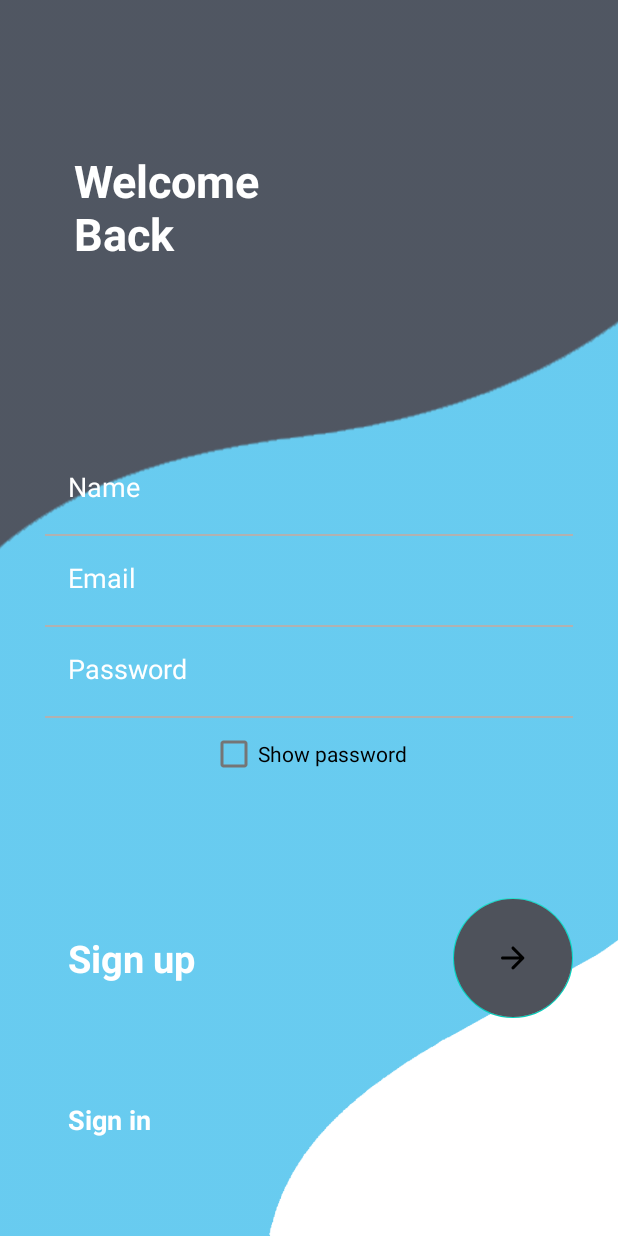
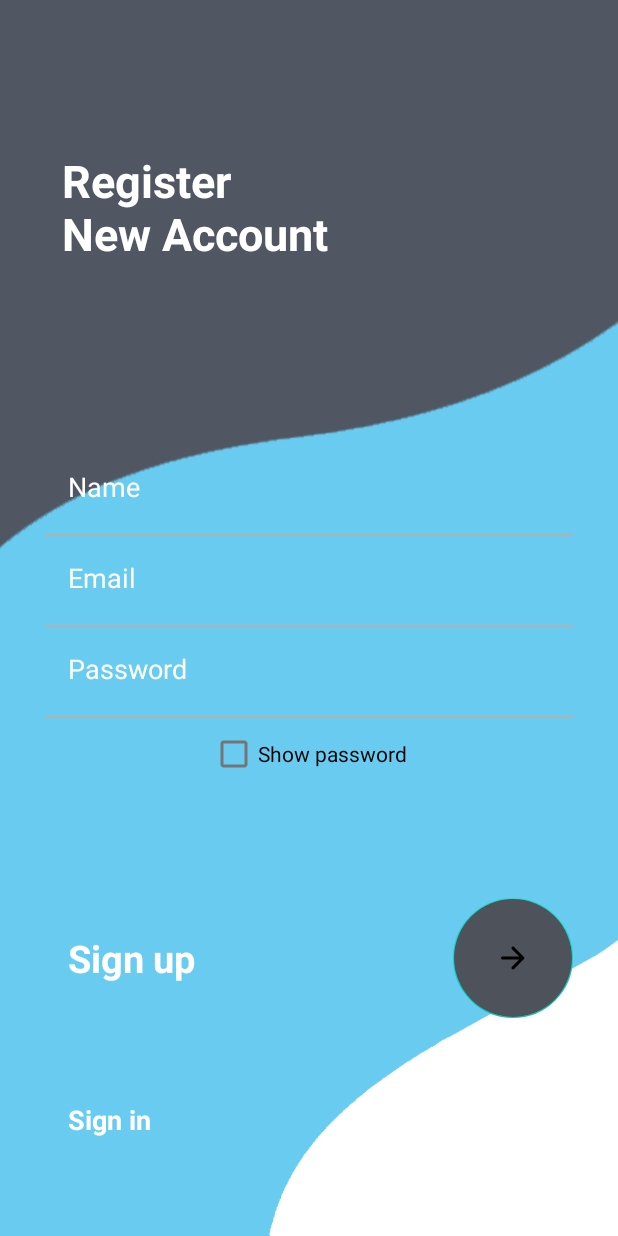
Before and after one commit to huynhthientung/iCar, an Android app: the screen it shows after launch (SignUpActivity), after a tap on "Sign up", on a phone screen of 412 x 824 dp. Run offline under Robolectric (Android 15) with nearby library versions, the phone set to English and light mode, and no system bars; our stand-ins replace Firebase (no records; nobody signed in at launch, a user with empty details on screens opened directly); 1 other tap on this screen came first.

Commit message:
add new activity

```diff
--- a/app/build.gradle
+++ b/app/build.gradle
@@ -37,6 +37,7 @@ dependencies {
     implementation platform('com.google.firebase:firebase-bom:28.1.0')
     implementation 'com.google.firebase:firebase-analytics'
     implementation 'com.google.firebase:firebase-auth'
+    implementation 'com.google.firebase:firebase-database'
     implementation 'org.jetbrains:annotations:15.0'
     testImplementation 'junit:junit:4.+'
     androidTestImplementation 'androidx.test.ext:junit:1.1.2'
--- a/app/src/main/java/com/example/icar/MainActivity.java
+++ b/app/src/main/java/com/example/icar/MainActivity.java
@@ -15,6 +15,7 @@ import android.view.WindowManager;
 import android.widget.CheckBox;
 import android.widget.CompoundButton;
 import android.widget.EditText;
+import android.widget.ProgressBar;
 import android.widget.TextView;
 import android.widget.Toast;
 
@@ -31,6 +32,7 @@ public class MainActivity extends AppCompatActivity {
     private FirebaseAuth mAuth;
     private EditText edtEmail, edtPassword;
     private CheckBox checkBox;
+    private ProgressBar progressBar;
     private FloatingActionButton btnEnter;
 
     @RequiresApi(api = Build.VERSION_CODES.LOLLIPOP)
@@ -40,12 +42,12 @@ public class MainActivity extends AppCompatActivity {
         getWindow().setFlags(WindowManager.LayoutParams.FLAG_LAYOUT_NO_LIMITS, WindowManager.LayoutParams.FLAG_LAYOUT_NO_LIMITS);
         getWindow().setStatusBarColor(Color.TRANSPARENT);
         setContentView(R.layout.activity_main);
-
         mAuth = FirebaseAuth.getInstance();
         edtEmail = findViewById(R.id.editTextEmail);
         edtPassword = findViewById(R.id.editTextPassword);
         btnEnter = findViewById(R.id.floatingButtonEnter);
         checkBox = findViewById(R.id.checkboxShowPassword);
+        progressBar = findViewById(R.id.progressBar);
 
         btnEnter.setOnClickListener(new View.OnClickListener() {
             @Override
@@ -69,10 +71,12 @@ public class MainActivity extends AppCompatActivity {
     private void onSignIn() {
         String email = edtEmail.getText().toString();
         String password = edtPassword.getText().toString();
+        progressBar.setVisibility(View.VISIBLE);
         mAuth.signInWithEmailAndPassword(email, password).addOnCompleteListener(this, new OnCompleteListener<AuthResult>() {
             @Override
             public void onComplete(@NonNull @NotNull Task<AuthResult> task) {
                 if (task.isSuccessful()) {
+                    progressBar.setVisibility(View.GONE);
                     Toast.makeText(MainActivity.this, "Successfully sign-in", Toast.LENGTH_SHORT).show();
                     // TODO: move on to dashboard
                 } else {
--- a/app/src/main/java/com/example/icar/SignUpActivity.java
+++ b/app/src/main/java/com/example/icar/SignUpActivity.java
@@ -14,6 +14,7 @@ import android.view.WindowManager;
 import android.widget.CheckBox;
 import android.widget.CompoundButton;
 import android.widget.EditText;
+import android.widget.ProgressBar;
 import android.widget.Toast;
 
 import com.google.android.gms.tasks.OnCompleteListener;
@@ -29,6 +30,7 @@ public class SignUpActivity extends AppCompatActivity {
     private EditText edtName, edtEmail, edtPassword;
     private FloatingActionButton btnEnter;
     private CheckBox checkBox;
+    private ProgressBar progressBar;
 
     @RequiresApi(api = Build.VERSION_CODES.LOLLIPOP)
     @Override
@@ -46,6 +48,7 @@ public class SignUpActivity extends AppCompatActivity {
         edtPassword = findViewById(R.id.editTextPassword);
         btnEnter = findViewById(R.id.floatingButtonEnter);
         checkBox = findViewById(R.id.checkboxShowPassword);
+        progressBar = findViewById(R.id.progressBar);
 
         btnEnter.setOnClickListener(new View.OnClickListener() {
             @Override
@@ -71,14 +74,18 @@ public class SignUpActivity extends AppCompatActivity {
     private void onCreateNewUser() {
         String email = edtEmail.getText().toString();
         String password = edtPassword.getText().toString();
+        progressBar.setVisibility(View.VISIBLE);
         mAuth.createUserWithEmailAndPassword(email, password)
                 .addOnCompleteListener(this, new OnCompleteListener<AuthResult>() {
                     @Override
                     public void onComplete(@NonNull @org.jetbrains.annotations.NotNull Task<AuthResult> task) {
                         if (task.isSuccessful()) {
                             // TODO: move on dashboard
+                            progressBar.setVisibility(View.GONE);
                             Toast.makeText(SignUpActivity.this, "Successfully sign-up", Toast.LENGTH_SHORT).show();
+                            startActivity(new Intent(SignUpActivity.this, UpdateProfileActivity.class));
                         } else {
+                            progressBar.setVisibility(View.GONE);
                             Toast.makeText(SignUpActivity.this, "" + task.getException().toString(), Toast.LENGTH_LONG).show();
                         }
                     }
--- a/app/src/main/res/layout/activity_sign_up.xml
+++ b/app/src/main/res/layout/activity_sign_up.xml
@@ -18,7 +18,7 @@
         android:layout_marginStart="8dp"
         android:layout_marginTop="100dp"
         android:layout_marginEnd="8dp"
-        android:text="Welcome\nBack"
+        android:text="Register\nNew Account"
         android:textColor="@android:color/white"
         android:textSize="30sp"
         android:textStyle="bold"
@@ -97,12 +97,19 @@
             android:background="#B1B1B1" />
 
         <CheckBox
+            android:id="@+id/checkboxShowPassword"
             style="@style/Widget.AppCompat.CompoundButton.CheckBox"
-            android:id="@+id/checkboxShowPassword"
             android:layout_width="wrap_content"
             android:layout_height="wrap_content"
             android:gravity="center"
             android:text="Show password" />
+
+        <ProgressBar
+            android:id="@+id/progressBar"
+            style="?android:attr/progressBarStyle"
+            android:layout_width="match_parent"
+            android:layout_height="wrap_content"
+            android:visibility="gone" />
     </LinearLayout>
 
     <LinearLayout
--- a/app/src/main/res/values/themes.xml
+++ b/app/src/main/res/values/themes.xml
@@ -13,4 +13,18 @@
         <item name="android:statusBarColor" tools:targetApi="l">?attr/colorPrimaryVariant</item>
         <!-- Customize your theme here. -->
     </style>
+
+    <style name="Theme.ICarActionBar" parent="Theme.MaterialComponents.DayNight.DarkActionBar">
+        <!-- Primary brand color. -->
+        <item name="colorPrimary">@color/purple_500</item>
+        <item name="colorPrimaryVariant">@color/purple_700</item>
+        <item name="colorOnPrimary">@color/white</item>
+        <!-- Secondary brand color. -->
+        <item name="colorSecondary">@color/teal_200</item>
+        <item name="colorSecondaryVariant">@color/teal_700</item>
+        <item name="colorOnSecondary">@color/black</item>
+        <!-- Status bar color. -->
+        <item name="android:statusBarColor" tools:targetApi="l">?attr/colorPrimaryVariant</item>
+        <!-- Customize your theme here. -->
+    </style>
 </resources>
```
Also changed, not shown: app/src/main/AndroidManifest.xml (+6 -1 lines), app/src/main/java/com/example/icar/UpdateProfileActivity.java (added, +29 -0 lines), app/src/main/res/layout/activity_main.xml (+7 -0 lines), app/src/main/res/layout/activity_update_profile.xml (added, +10 -0 lines), app/src/main/res/drawable/background.png (added).
